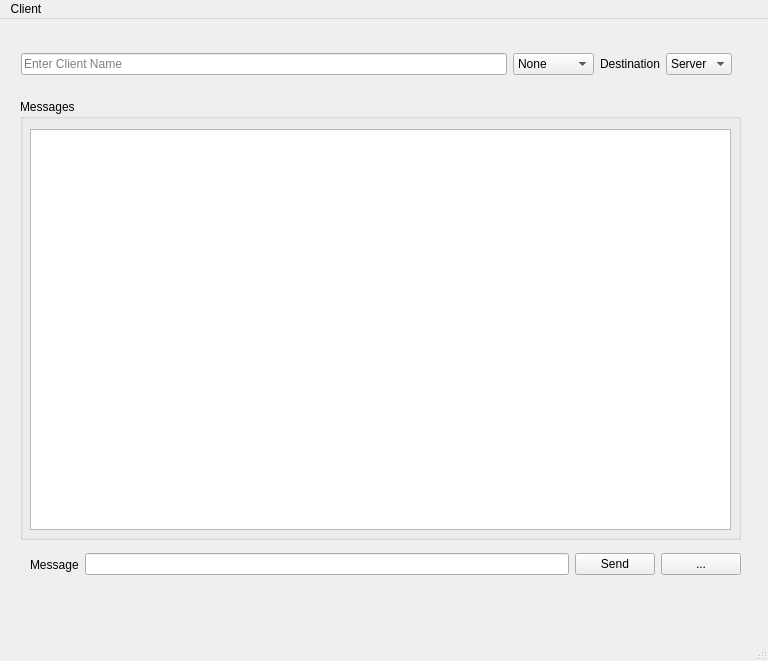
mnbedel/chat_app_cpp_qt, file client/mainwindow.ui: the form before one commit.
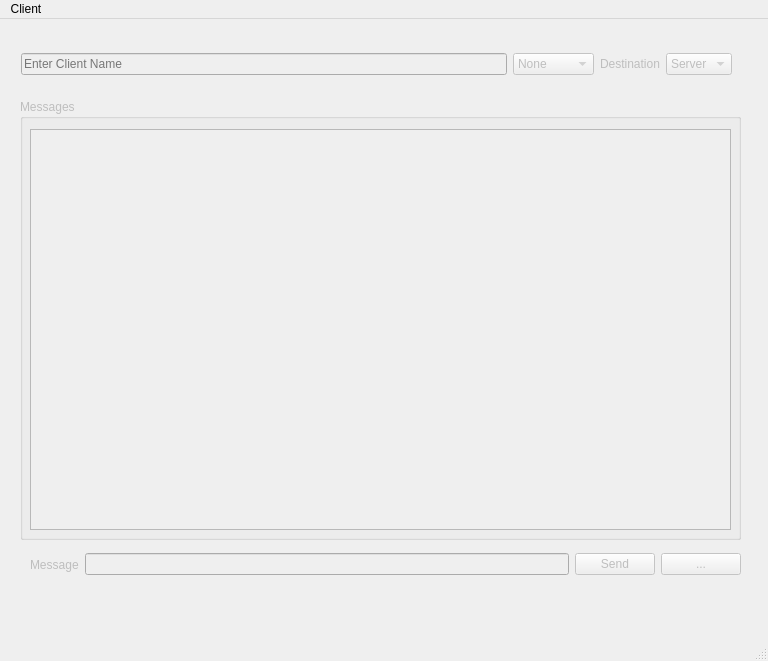
The form after the commit.

What changed in the file:
```diff
--- a/client/mainwindow.ui
+++ b/client/mainwindow.ui
@@ -14,6 +14,9 @@
    <string>Client</string>
   </property>
   <widget class="QWidget" name="centralwidget">
+   <property name="enabled">
+    <bool>false</bool>
+   </property>
    <widget class="QGroupBox" name="groupBox">
     <property name="geometry">
      <rect>
@@ -37,7 +40,7 @@
      </property>
     </widget>
    </widget>
-   <widget class="QWidget" name="">
+   <widget class="QWidget" name="layoutWidget">
     <property name="geometry">
      <rect>
       <x>21</x>
@@ -101,7 +104,7 @@
      </item>
     </layout>
    </widget>
-   <widget class="QWidget" name="">
+   <widget class="QWidget" name="layoutWidget">
     <property name="geometry">
      <rect>
       <x>30</x>
```
